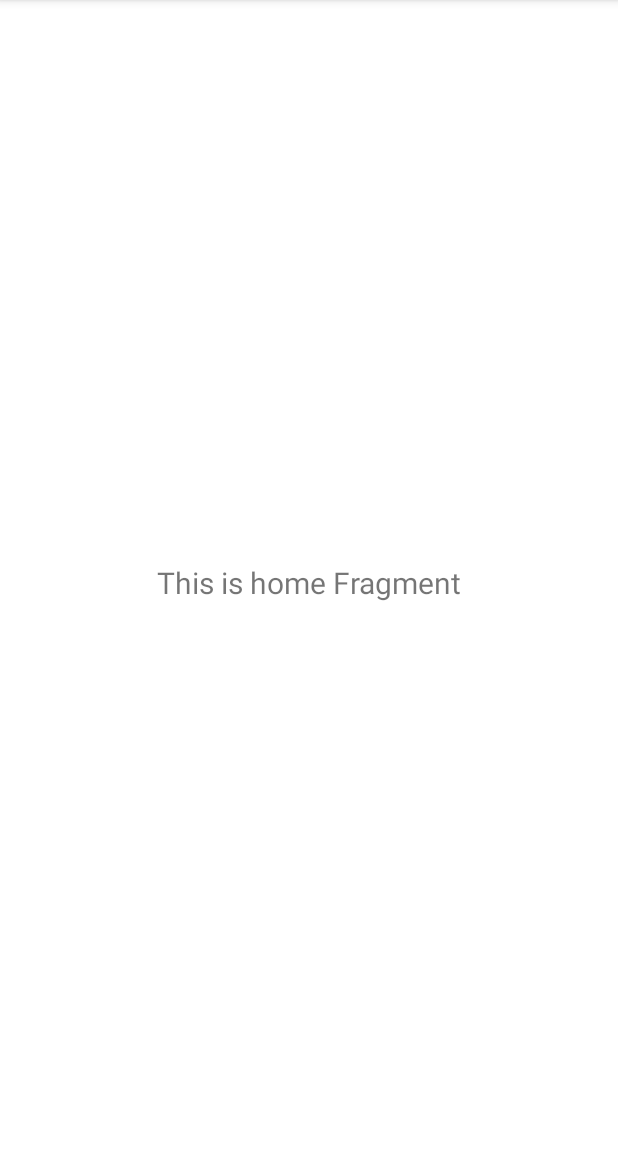
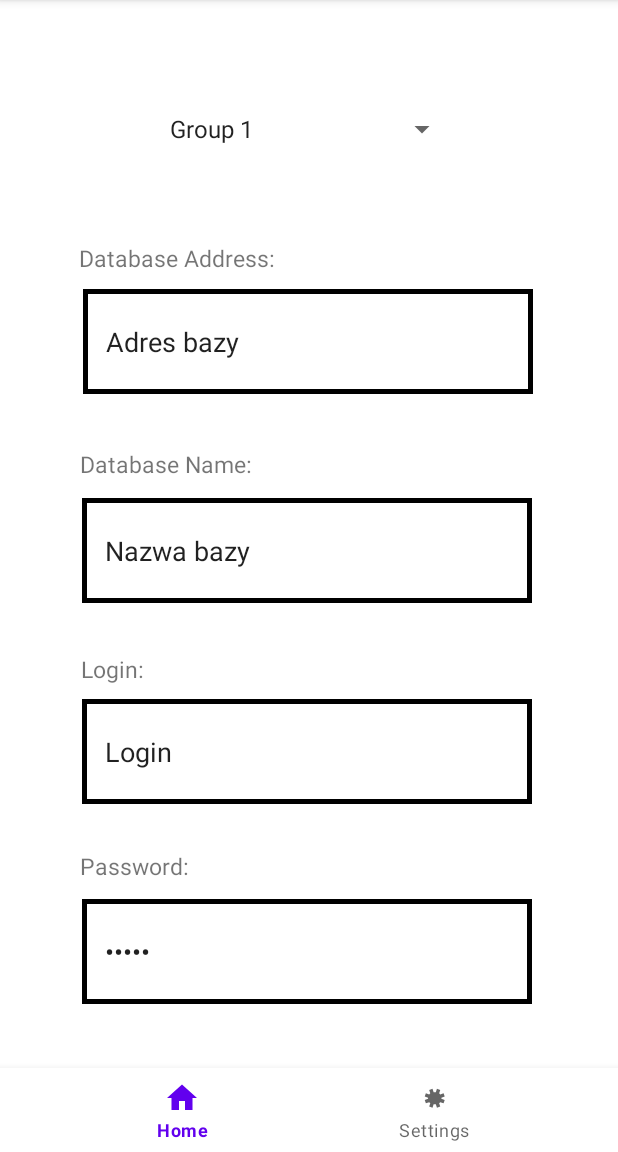
Before and after one commit to GorudoYami/SensorDataCollector, an Android app: the MainActivity2 screen opened directly, with no data from a screen before it, on a phone screen of 412 x 824 dp, the part 84-1236 px from its top. Run offline under Robolectric (Android 15) with nearby library versions, the phone set to English and light mode, and no system bars.

Commit message:
Settings, graphic details

```diff
--- a/app/src/main/java/pl/polsl/sensordatacollector/MainActivity.kt
+++ b/app/src/main/java/pl/polsl/sensordatacollector/MainActivity.kt
@@ -10,10 +10,13 @@ import androidx.navigation.ui.AppBarConfiguration
 import androidx.navigation.ui.setupActionBarWithNavController
 import androidx.navigation.ui.setupWithNavController
 import pl.polsl.sensordatacollector.databinding.ActivityMainBinding
+import pl.polsl.sensordatacollector.sensors.SensorsListener
+import java.util.EventListener
 
 class MainActivity : AppCompatActivity() {
 
     private lateinit var binding: ActivityMainBinding
+    private lateinit var listener: SensorsListener
 
     override fun onCreate(savedInstanceState: Bundle?) {
         super.onCreate(savedInstanceState)
--- a/app/src/main/java/pl/polsl/sensordatacollector/MainActivity2.kt
+++ b/app/src/main/java/pl/polsl/sensordatacollector/MainActivity2.kt
@@ -1,6 +1,9 @@
 package pl.polsl.sensordatacollector
 
 import android.os.Bundle
+import android.widget.ArrayAdapter
+import android.widget.EditText
+import android.widget.Spinner
 import androidx.activity.enableEdgeToEdge
 import androidx.appcompat.app.AppCompatActivity
 import androidx.core.view.ViewCompat
@@ -16,5 +19,35 @@ class MainActivity2 : AppCompatActivity() {
             v.setPadding(systemBars.left, systemBars.top, systemBars.right, systemBars.bottom)
             insets
         }
+
+        val editTextDatabaseAddress: EditText = findViewById(R.id.editTextDatabaseAddress)
+        val editTextDatabaseName: EditText = findViewById(R.id.editTextDatabaseName)
+        val editTextLogin: EditText = findViewById(R.id.editTextLogin)
+        val editTextPassword: EditText = findViewById(R.id.editTextPassword)
+
+        val textDatabaseAddress: String = editTextDatabaseAddress.text.toString()
+        val textDatabaseName: String = editTextDatabaseName.text.toString()
+        val textLogin: String = editTextLogin.text.toString()
+        val textPassword: String = editTextPassword.text.toString()
+
+        // Ustawianie wartości pola tekstowego
+        editTextDatabaseAddress.setText("Adres bazy")
+        editTextDatabaseName.setText("Nazwa bazy")
+        editTextLogin.setText("Login")
+        editTextPassword.setText("Hasło")
+
+        val spinner: Spinner = findViewById(R.id.spinnerGroup)
+
+        val options = arrayOf("Group 1", "Group 2", "Group 3")
+
+        val adapter = ArrayAdapter(this, android.R.layout.simple_spinner_item, options)
+
+        adapter.setDropDownViewResource(android.R.layout.simple_spinner_dropdown_item)
+
+        spinner.adapter = adapter
+
+        // Obsługa wyboru elementu z listy rozwijanej
+        //spinner.setOnItemSelectedListener { , , ,  ->
+        //}
     }
 }
--- /dev/null
+++ b/app/src/main/res/drawable/edit_text_border.xml
@@ -0,0 +1,7 @@
+<shape xmlns:android="http://schemas.android.com/apk/res/android"
+    android:shape="rectangle">
+    <solid android:color="#FFFFFF" />
+    <stroke
+        android:width="3dp"
+        android:color="#000000" />
+</shape>
--- a/app/src/main/res/layout/activity_main2.xml
+++ b/app/src/main/res/layout/activity_main2.xml
@@ -7,6 +7,18 @@
     android:layout_height="match_parent"
     tools:context=".MainActivity2">
 
+    <com.google.android.material.bottomnavigation.BottomNavigationView
+        android:id="@+id/nav_view"
+        android:layout_width="0dp"
+        android:layout_height="wrap_content"
+        android:layout_marginStart="0dp"
+        android:layout_marginEnd="0dp"
+        android:background="?android:attr/windowBackground"
+        app:layout_constraintBottom_toBottomOf="parent"
+        app:layout_constraintLeft_toLeftOf="parent"
+        app:layout_constraintRight_toRightOf="parent"
+        app:menu="@menu/bottom_nav_menu" />
+
     <fragment
         android:id="@+id/nav_host_fragment_activity_main"
         android:name="androidx.navigation.fragment.NavHostFragment"
@@ -14,11 +26,132 @@
         android:layout_height="match_parent"
         app:defaultNavHost="true"
         app:layout_constraintBottom_toTopOf="@id/nav_view"
-        app:layout_constraintHorizontal_bias="1.0"
+        app:layout_constraintHorizontal_bias="0.0"
         app:layout_constraintLeft_toLeftOf="parent"
         app:layout_constraintRight_toRightOf="parent"
         app:layout_constraintTop_toTopOf="parent"
         app:layout_constraintVertical_bias="0.0"
         app:navGraph="@navigation/mobile_navigation" />
 
+    <Spinner
+        android:id="@+id/spinnerGroup"
+        android:layout_width="200dp"
+        android:layout_height="40dp"
+        app:layout_constraintBottom_toBottomOf="parent"
+        app:layout_constraintEnd_toEndOf="parent"
+        app:layout_constraintHorizontal_bias="0.497"
+        app:layout_constraintStart_toStartOf="parent"
+        app:layout_constraintTop_toTopOf="@+id/nav_host_fragment_activity_main"
+        app:layout_constraintVertical_bias="0.091" />
+
+    <EditText
+        android:id="@+id/editTextDatabaseAddress"
+        android:layout_width="300dp"
+        android:layout_height="70dp"
+        android:background="@drawable/edit_text_border"
+        android:hint="100.100.100.100:3306"
+        android:padding="15dp"
+        app:layout_constraintBottom_toBottomOf="@+id/nav_view"
+        app:layout_constraintEnd_toEndOf="parent"
+        app:layout_constraintHorizontal_bias="0.495"
+        app:layout_constraintStart_toStartOf="parent"
+        app:layout_constraintTop_toTopOf="@+id/nav_host_fragment_activity_main"
+        app:layout_constraintVertical_bias="0.276" />
+
+    <EditText
+        android:id="@+id/editTextDatabaseName"
+        android:layout_width="300dp"
+        android:layout_height="70dp"
+        android:background="@drawable/edit_text_border"
+        android:hint="SensorData"
+        android:padding="15dp"
+        app:layout_constraintBottom_toBottomOf="parent"
+        app:layout_constraintEnd_toEndOf="parent"
+        app:layout_constraintHorizontal_bias="0.486"
+        app:layout_constraintStart_toStartOf="parent"
+        app:layout_constraintTop_toTopOf="@+id/nav_host_fragment_activity_main"
+        app:layout_constraintVertical_bias="0.476" />
+
+    <EditText
+        android:id="@+id/editTextLogin"
+        android:layout_width="300dp"
+        android:layout_height="70dp"
+        android:background="@drawable/edit_text_border"
+        android:hint="SensorDataCollector"
+        android:padding="15dp"
+        app:layout_constraintBottom_toBottomOf="parent"
+        app:layout_constraintEnd_toEndOf="parent"
+        app:layout_constraintHorizontal_bias="0.486"
+        app:layout_constraintStart_toStartOf="@+id/nav_host_fragment_activity_main"
+        app:layout_constraintTop_toTopOf="@+id/nav_host_fragment_activity_main"
+        app:layout_constraintVertical_bias="0.668" />
+
+    <EditText
+        android:id="@+id/editTextPassword"
+        android:layout_width="300dp"
+        android:layout_height="70dp"
+        android:background="@drawable/edit_text_border"
+        android:hint="**************"
+        android:inputType="textPassword"
+        android:padding="15dp"
+        app:layout_constraintBottom_toBottomOf="@+id/nav_view"
+        app:layout_constraintEnd_toEndOf="parent"
+        app:layout_constraintHorizontal_bias="0.486"
+        app:layout_constraintStart_toStartOf="parent"
+        app:layout_constraintTop_toTopOf="@+id/nav_host_fragment_activity_main"
+        app:layout_constraintVertical_bias="0.859" />
+
+    <TextView
+        android:id="@+id/textViewDatabaseAddress"
+        android:layout_width="wrap_content"
+        android:layout_height="wrap_content"
+        android:text="Database Address:"
+        android:textSize="15dp"
+        app:layout_constraintBottom_toBottomOf="parent"
+        app:layout_constraintEnd_toEndOf="parent"
+        app:layout_constraintHorizontal_bias="0.188"
+        app:layout_constraintStart_toStartOf="parent"
+        app:layout_constraintTop_toTopOf="@+id/nav_host_fragment_activity_main"
+        app:layout_constraintVertical_bias="0.216" />
+
+    <TextView
+        android:id="@+id/textViewDatabaseName"
+        android:layout_width="wrap_content"
+        android:layout_height="wrap_content"
+        android:text="Database Name:"
+        android:textSize="15dp"
+        app:layout_constraintBottom_toBottomOf="parent"
+        app:layout_constraintEnd_toEndOf="parent"
+        app:layout_constraintHorizontal_bias="0.179"
+        app:layout_constraintStart_toStartOf="parent"
+        app:layout_constraintTop_toTopOf="@+id/nav_host_fragment_activity_main"
+        app:layout_constraintVertical_bias="0.4" />
+
+    <TextView
+        android:id="@+id/textViewLogin"
+        android:layout_width="wrap_content"
+        android:layout_height="wrap_content"
+        android:text="Login: "
+        android:textSize="15dp"
+        app:layout_constraintBottom_toBottomOf="parent"
+        app:layout_constraintEnd_toEndOf="parent"
+        app:layout_constraintHorizontal_bias="0.147"
+        app:layout_constraintStart_toStartOf="parent"
+        app:layout_constraintTop_toTopOf="@+id/nav_host_fragment_activity_main"
+        app:layout_constraintVertical_bias="0.583" />
+
+    <TextView
+        android:id="@+id/textViewTextPassword"
+        android:layout_width="wrap_content"
+        android:layout_height="wrap_content"
+        android:text="Password: "
+        android:textSize="15dp"
+        app:layout_constraintBottom_toBottomOf="parent"
+        app:layout_constraintEnd_toEndOf="parent"
+        app:layout_constraintHorizontal_bias="0.159"
+        app:layout_constraintStart_toStartOf="parent"
+        app:layout_constraintTop_toTopOf="@+id/nav_host_fragment_activity_main"
+        app:layout_constraintVertical_bias="0.759" />
+
+
 </androidx.constraintlayout.widget.ConstraintLayout>
```
